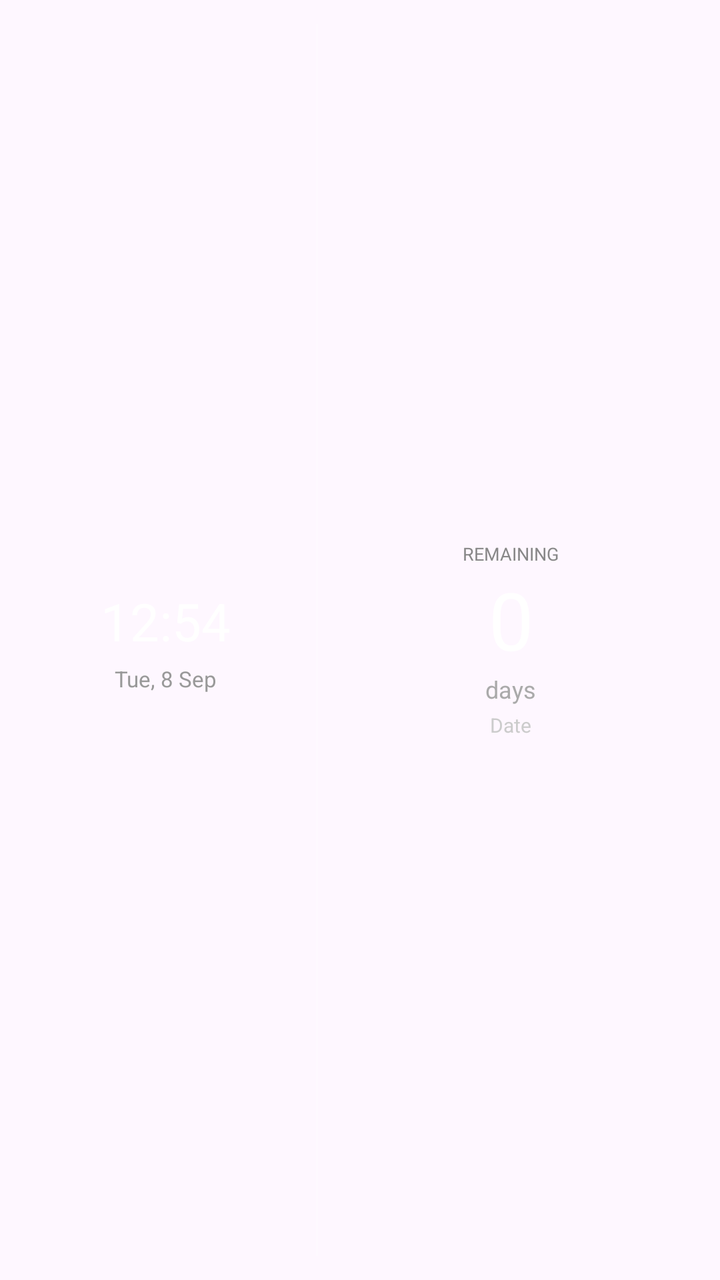
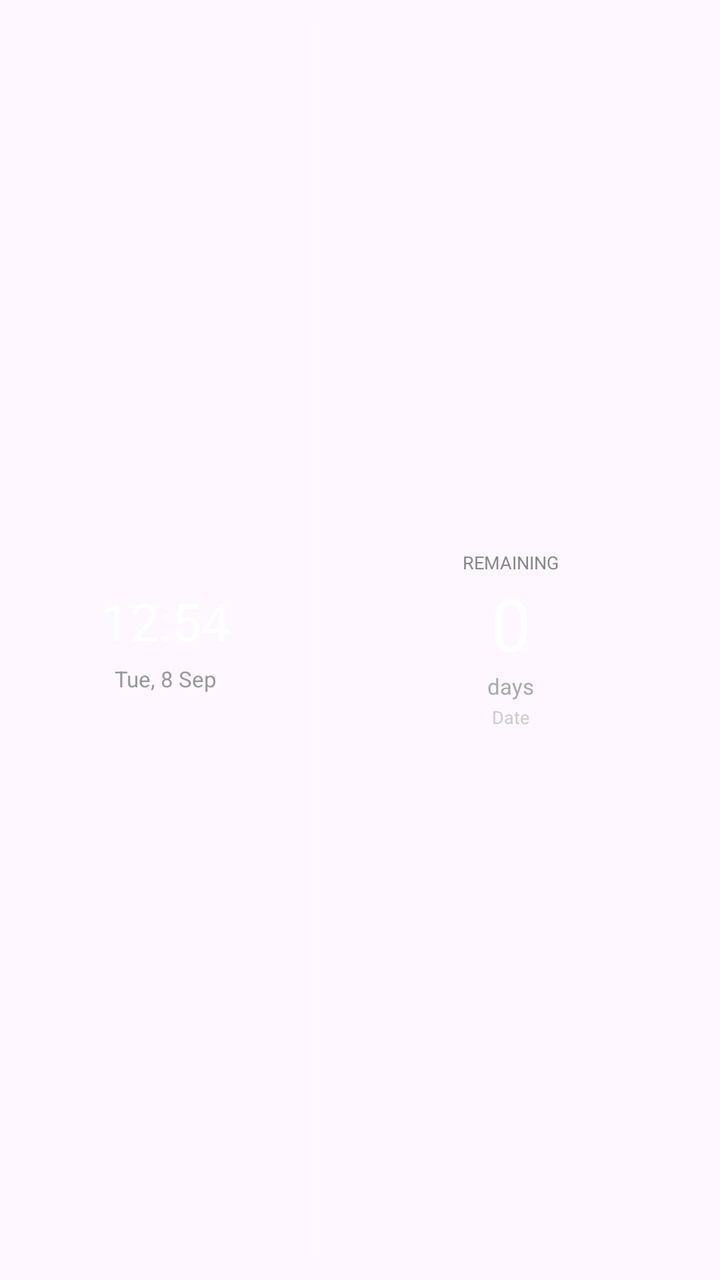

Before-and-after screenshots of an Android layout around one commit, followed by the original layout XML and the change that was made.
<!-- AndroidManifest.xml: application theme Theme.DaysUntil -->
<!-- res/layout/widget_layout.xml -->
<?xml version="1.0" encoding="utf-8"?>
<LinearLayout xmlns:android="http://schemas.android.com/apk/res/android"
    android:id="@+id/widgetContainer"
    android:layout_width="match_parent"
    android:layout_height="match_parent"
    android:orientation="horizontal"
    android:background="@android:color/transparent"
    android:padding="12dp">

    <LinearLayout
        android:id="@+id/widgetClockSection"
        android:layout_width="0dp"
        android:layout_height="match_parent"
        android:layout_weight="1"
        android:orientation="vertical"
        android:gravity="center">

        <TextView
            android:id="@+id/widgetClock"
            android:layout_width="wrap_content"
            android:layout_height="wrap_content"
            android:text="12:54"
            android:textSize="26sp"
            android:textColor="#FFFFFFFF" />

        <TextView
            android:id="@+id/widgetTodayDate"
            android:layout_width="wrap_content"
            android:layout_height="wrap_content"
            android:text="Tue, 8 Sep"
            android:textSize="11sp"
            android:textColor="#FF999999"
            android:layout_marginTop="4dp" />

    </LinearLayout>

    <ImageView
        android:layout_width="1dp"
        android:layout_height="match_parent"
        android:background="#33FFFFFF"
        android:layout_marginStart="4dp"
        android:layout_marginEnd="4dp" />

    <LinearLayout
        android:id="@+id/widgetEventSection"
        android:layout_width="0dp"
        android:layout_height="match_parent"
        android:layout_weight="1.3"
        android:orientation="vertical"
        android:gravity="center">

        <TextView
            android:id="@+id/widgetLabel"
            android:layout_width="wrap_content"
            android:layout_height="wrap_content"
            android:text="REMAINING"
            android:textSize="9sp"
            android:textColor="#FF888888"
            android:maxLines="1"
            android:ellipsize="end" />

        <TextView
            android:id="@+id/widgetDays"
            android:layout_width="wrap_content"
            android:layout_height="wrap_content"
            android:text="0"
            android:textSize="40sp"
            android:textColor="#FFFFFFFF" />

        <TextView
            android:id="@+id/widgetDaysLabel"
            android:layout_width="wrap_content"
            android:layout_height="wrap_content"
            android:text="days"
            android:textSize="12sp"
            android:textColor="#FFAAAAAA" />

        <TextView
            android:id="@+id/widgetDate"
            android:layout_width="wrap_content"
            android:layout_height="wrap_content"
            android:text="Date"
            android:textSize="10sp"
            android:textColor="#FFCCCCCC"
            android:layout_marginTop="3dp" />

    </LinearLayout>

</LinearLayout>
<!-- resources referenced by this layout -->
<resources>
  <style name="Theme.DaysUntil" parent="Theme.Material3.DayNight.NoActionBar">
          <item name="colorPrimary">@color/purple_500</item>
          <item name="colorPrimaryVariant">@color/purple_700</item>
          <item name="colorOnPrimary">@color/white</item>
          <item name="android:statusBarColor">@color/purple_700</item>
      </style>
  <color name="purple_500">#FF6750A4</color>
  <color name="purple_700">#FF6750A4</color>
  <color name="white">#FFFFFFFF</color>
</resources>

<!-- the commit's change to res/layout/widget_layout.xml (unified diff, before → after) -->
@@ -6,7 +6,6 @@
     android:orientation="horizontal"
     android:background="@android:color/transparent"
     android:padding="12dp">
-
     <LinearLayout
         android:id="@+id/widgetClockSection"
         android:layout_width="0dp"
@@ -14,33 +13,16 @@
         android:layout_weight="1"
         android:orientation="vertical"
         android:gravity="center">
-
-        <TextView
-            android:id="@+id/widgetClock"
-            android:layout_width="wrap_content"
-            android:layout_height="wrap_content"
-            android:text="12:54"
-            android:textSize="26sp"
-            android:textColor="#FFFFFFFF" />
-
-        <TextView
-            android:id="@+id/widgetTodayDate"
-            android:layout_width="wrap_content"
-            android:layout_height="wrap_content"
-            android:text="Tue, 8 Sep"
-            android:textSize="11sp"
-            android:textColor="#FF999999"
-            android:layout_marginTop="4dp" />
-
+        <TextView android:id="@+id/widgetClock"
+            android:layout_width="wrap_content" android:layout_height="wrap_content"
+            android:text="12:54" android:textSize="26sp" android:textColor="#FFFFFFFF"/>
+        <TextView android:id="@+id/widgetTodayDate"
+            android:layout_width="wrap_content" android:layout_height="wrap_content"
+            android:text="Tue, 8 Sep" android:textSize="11sp" android:textColor="#FF999999"
+            android:layout_marginTop="4dp"/>
     </LinearLayout>
-
-    <ImageView
-        android:layout_width="1dp"
-        android:layout_height="match_parent"
-        android:background="#33FFFFFF"
-        android:layout_marginStart="4dp"
-        android:layout_marginEnd="4dp" />
-
+    <ImageView android:layout_width="1dp" android:layout_height="match_parent"
+        android:background="#33FFFFFF" android:layout_marginStart="4dp" android:layout_marginEnd="4dp"/>
     <LinearLayout
         android:id="@+id/widgetEventSection"
         android:layout_width="0dp"
@@ -48,42 +30,53 @@
         android:layout_weight="1.3"
         android:orientation="vertical"
         android:gravity="center">
-
-        <TextView
-            android:id="@+id/widgetLabel"
-            android:layout_width="wrap_content"
-            android:layout_height="wrap_content"
-            android:text="REMAINING"
-            android:textSize="9sp"
-            android:textColor="#FF888888"
-            android:maxLines="1"
-            android:ellipsize="end" />
-
-        <TextView
-            android:id="@+id/widgetDays"
-            android:layout_width="wrap_content"
-            android:layout_height="wrap_content"
-            android:text="0"
-            android:textSize="40sp"
-            android:textColor="#FFFFFFFF" />
-
-        <TextView
-            android:id="@+id/widgetDaysLabel"
-            android:layout_width="wrap_content"
-            android:layout_height="wrap_content"
-            android:text="days"
-            android:textSize="12sp"
-            android:textColor="#FFAAAAAA" />
-
-        <TextView
-            android:id="@+id/widgetDate"
-            android:layout_width="wrap_content"
-            android:layout_height="wrap_content"
-            android:text="Date"
-            android:textSize="10sp"
-            android:textColor="#FFCCCCCC"
-            android:layout_marginTop="3dp" />
-
+        <LinearLayout
+            android:id="@+id/widgetEvent1Block"
+            android:layout_width="match_parent"
+            android:layout_height="0dp"
+            android:layout_weight="1"
+            android:orientation="vertical"
+            android:gravity="center">
+            <TextView android:id="@+id/widgetLabel"
+                android:layout_width="wrap_content" android:layout_height="wrap_content"
+                android:text="REMAINING" android:textSize="9sp" android:textColor="#FF888888"
+                android:maxLines="1" android:ellipsize="end"/>
+            <TextView android:id="@+id/widgetDays"
+                android:layout_width="wrap_content" android:layout_height="wrap_content"
+                android:text="0" android:textSize="36sp" android:textColor="#FFFFFFFF"/>
+            <TextView android:id="@+id/widgetDaysLabel"
+                android:layout_width="wrap_content" android:layout_height="wrap_content"
+                android:text="days" android:textSize="11sp" android:textColor="#FFAAAAAA"/>
+            <TextView android:id="@+id/widgetDate"
+                android:layout_width="wrap_content" android:layout_height="wrap_content"
+                android:text="Date" android:textSize="9sp" android:textColor="#FFCCCCCC"
+                android:layout_marginTop="2dp"/>
+        </LinearLayout>
+        <ImageView android:id="@+id/widgetEventDivider"
+            android:layout_width="match_parent" android:layout_height="1dp"
+            android:background="#22FFFFFF" android:visibility="gone"/>
+        <LinearLayout
+            android:id="@+id/widgetEvent2Block"
+            android:layout_width="match_parent"
+            android:layout_height="0dp"
+            android:layout_weight="1"
+            android:orientation="vertical"
+            android:gravity="center"
+            android:visibility="gone">
+            <TextView android:id="@+id/widgetLabel2"
+                android:layout_width="wrap_content" android:layout_height="wrap_content"
+                android:text="" android:textSize="9sp" android:textColor="#FF888888"
+                android:maxLines="1" android:ellipsize="end"/>
+            <TextView android:id="@+id/widgetDays2"
+                android:layout_width="wrap_content" android:layout_height="wrap_content"
+                android:text="0" android:textSize="36sp" android:textColor="#FFFFFFFF"/>
+            <TextView android:id="@+id/widgetDaysLabel2"
+                android:layout_width="wrap_content" android:layout_height="wrap_content"
+                android:text="days" android:textSize="11sp" android:textColor="#FFAAAAAA"/>
+            <TextView android:id="@+id/widgetDate2"
+                android:layout_width="wrap_content" android:layout_height="wrap_content"
+                android:text="" android:textSize="9sp" android:textColor="#FFCCCCCC"
+                android:layout_marginTop="2dp"/>
+        </LinearLayout>
     </LinearLayout>
-
 </LinearLayout>
